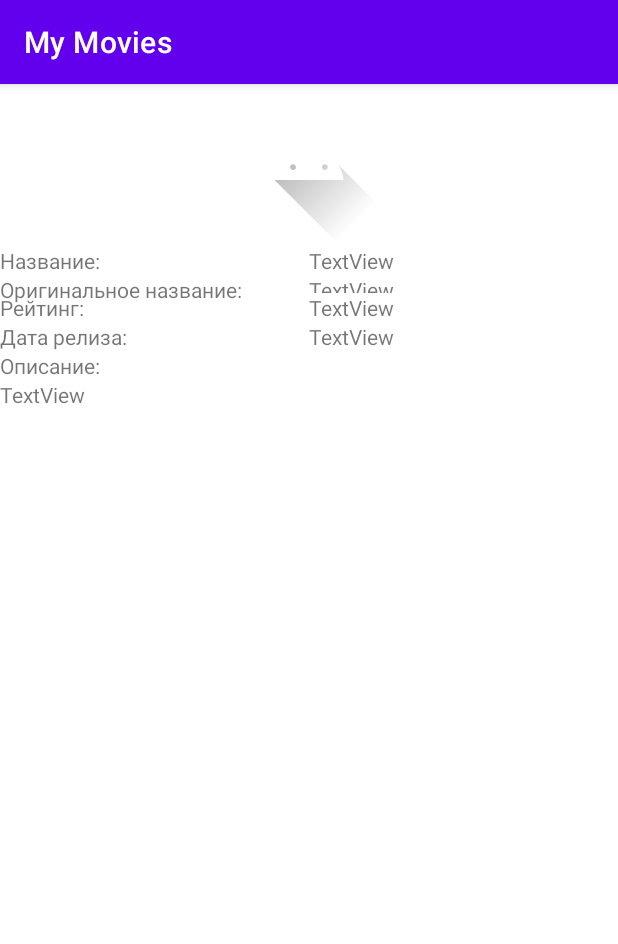
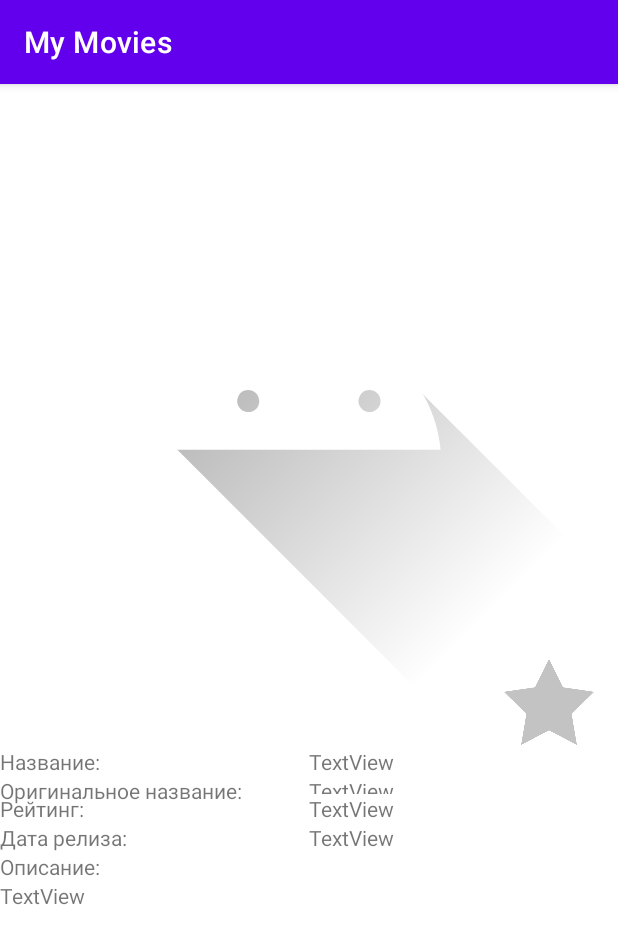
Before and after one commit to EliseyEkhlakov/adMyMovies, an Android app: the DetailActivity screen opened directly, with no data from a screen before it, on a phone screen of 412 x 824 dp. Shown: the top 944 px of the screen. Run offline under Robolectric (Android 15) with nearby library versions, the phone set to English and light mode, and no system bars; our stand-ins replace Picasso, Room's generated code; pictures from the network do not load; 7 statements that could not run were skipped.

Commit message:
+Favourites

```diff
--- a/app/build.gradle
+++ b/app/build.gradle
@@ -85,4 +85,5 @@ dependencies {
 
     implementation 'androidx.lifecycle:lifecycle-extensions:2.2.0'
     implementation "androidx.activity:activity-ktx:1.1.0"
+    implementation 'com.squareup.picasso:picasso:2.71828'
 }
--- a/app/src/main/java/com/demo/mymovies/DetailActivity.java
+++ b/app/src/main/java/com/demo/mymovies/DetailActivity.java
@@ -6,9 +6,12 @@ import androidx.lifecycle.ViewModelProviders;
 
 import android.content.Intent;
 import android.os.Bundle;
+import android.view.View;
 import android.widget.ImageView;
 import android.widget.TextView;
+import android.widget.Toast;
 
+import com.demo.mymovies.data.FavouriteMovie;
 import com.demo.mymovies.data.MainViewModel;
 import com.demo.mymovies.data.Movie;
 import com.squareup.picasso.Picasso;
@@ -21,8 +24,11 @@ public class DetailActivity extends AppCompatActivity {
     private TextView textViewRating;
     private TextView textViewReleaseDate;
     private TextView textViewOverview;
+    private ImageView imageViewAddToFavourite;
 
     private int id;
+    private Movie movie;
+    private FavouriteMovie favouriteMovie;
 
     private MainViewModel viewModel;
 
@@ -36,6 +42,8 @@ public class DetailActivity extends AppCompatActivity {
         textViewRating = findViewById(R.id.textViewRating);
         textViewReleaseDate = findViewById(R.id.textViewReleaseDate);
         textViewOverview = findViewById(R.id.textViewOverview);
+        imageViewAddToFavourite = findViewById(R.id.imageViewAddToFavorite);
+
         Intent intent = getIntent();
         if (intent != null && intent.hasExtra("id")) {
             id = intent.getIntExtra("id", -1);
@@ -43,12 +51,33 @@ public class DetailActivity extends AppCompatActivity {
             finish();
         }
         viewModel = ViewModelProviders.of(this).get(MainViewModel.class);
-        Movie movie = viewModel.getMovieById(id);
+        movie = viewModel.getMovieById(id);
         Picasso.get().load(movie.getBigPosterPath()).into(imageViewBigPoster);
         textViewTitle.setText(movie.getTitle());
         textViewOriginalTitle.setText(movie.getOriginalTitle());
         textViewRating.setText(Double.toString(movie.getVoteAverage()));
         textViewOverview.setText(movie.getOverview());
         textViewReleaseDate.setText(movie.getReleaseDate());
+        setFavourite();
+    }
+
+    public void onClickChangeFavorite(View view) {
+        if(favouriteMovie == null) {
+            viewModel.insertFavouriteMovie(new FavouriteMovie(movie));
+            Toast.makeText(this, R.string.add_to_favourite, Toast.LENGTH_SHORT).show();
+        } else {
+            viewModel.deleteFavouriteMovie(favouriteMovie);
+            Toast.makeText(this, R.string.delete_from_favourite, Toast.LENGTH_SHORT).show();
+        }
+        setFavourite();
+    }
+
+    private void setFavourite(){
+        favouriteMovie = viewModel.getFavouriteMovieById(id);
+        if(favouriteMovie == null){
+            imageViewAddToFavourite.setImageResource(R.drawable.favourite_add_to);
+        } else {
+            imageViewAddToFavourite.setImageResource(R.drawable.favourite_remove);
+        }
     }
 }
--- a/app/src/main/java/com/demo/mymovies/data/MainViewModel.java
+++ b/app/src/main/java/com/demo/mymovies/data/MainViewModel.java
@@ -15,29 +15,48 @@ public class MainViewModel extends AndroidViewModel {
 
     private static MovieDatabase database;
     private LiveData<List<Movie>> movies;
+    private LiveData<List<FavouriteMovie>> favouriteMovies;
 
     public MainViewModel(@NonNull Application application) {
         super(application);
         database = MovieDatabase.getInstance(getApplication());
         movies = database.movieDao().getAllMovies();
+        favouriteMovies = database.movieDao().getAllFavouriteMovies();
     }
 
     public LiveData<List<Movie>> getMovies() {
         return movies;
     }
 
+    public LiveData<List<FavouriteMovie>> getFavouriteMovies() {
+        return favouriteMovies;
+    }
+
     //
     public void deleteAllMovies() {
         new DeleteMoviesTask().execute();
     }
+
     //
     public void insertMovie(Movie movie) {
         new InsertMovieTask().execute(movie);
     }
+
     //
     public void deleteMovie(Movie movie) {
         new DeleteMovieTask().execute(movie);
     }
+
+    //
+    public void insertFavouriteMovie(FavouriteMovie movie) {
+        new InsertFavouriteMovieTask().execute(movie);
+    }
+
+    //
+    public void deleteFavouriteMovie(FavouriteMovie movie) {
+        new DeleteFavouriteMovieTask().execute(movie);
+    }
+
     //
     public Movie getMovieById(int id) {
         try {
@@ -49,6 +68,19 @@ public class MainViewModel extends AndroidViewModel {
         }
         return null;
     }
+
+    //
+    public FavouriteMovie getFavouriteMovieById(int id) {
+        try {
+            return new GetFavouriteMovieTask().execute(id).get();
+        } catch (ExecutionException e) {
+            e.printStackTrace();
+        } catch (InterruptedException e) {
+            e.printStackTrace();
+        }
+        return null;
+    }
+
     //
     private static class DeleteMovieTask extends AsyncTask<Movie, Void, Void> {
         @Override
@@ -60,7 +92,6 @@ public class MainViewModel extends AndroidViewModel {
         }
     }
 
-
     //
     private static class InsertMovieTask extends AsyncTask<Movie, Void, Void> {
         @Override
@@ -71,6 +102,30 @@ public class MainViewModel extends AndroidViewModel {
             return null;
         }
     }
+
+    //
+    private static class DeleteFavouriteMovieTask extends AsyncTask<FavouriteMovie, Void, Void> {
+        @Override
+        protected Void doInBackground(FavouriteMovie... movies) {
+            if (movies != null && movies.length > 0) {
+                database.movieDao().deleteFavouriteMovie(movies[0]);
+            }
+            return null;
+        }
+    }
+
+    //
+    private static class InsertFavouriteMovieTask extends AsyncTask<FavouriteMovie, Void, Void> {
+        @Override
+        protected Void doInBackground(FavouriteMovie... movies) {
+            if (movies != null && movies.length > 0) {
+                database.movieDao().insertFavouriteMovie(movies[0]);
+            }
+            return null;
+        }
+    }
+
+
     //
     private static class DeleteMoviesTask extends AsyncTask<Void, Void, Void> {
         @Override
@@ -90,4 +145,15 @@ public class MainViewModel extends AndroidViewModel {
             return null;
         }
     }
+    //
+    private static class GetFavouriteMovieTask extends AsyncTask<Integer, Void, FavouriteMovie> {
+        @Override
+        protected FavouriteMovie doInBackground(Integer... integers) {
+            if (integers != null && integers.length > 0) {
+                return database.movieDao().getFavouriteMovieById(integers[0]);
+            }
+            return null;
+        }
+    }
+
 }
--- a/app/src/main/java/com/demo/mymovies/data/MovieDao.java
+++ b/app/src/main/java/com/demo/mymovies/data/MovieDao.java
@@ -13,6 +13,9 @@ public interface MovieDao {
     @Query("SELECT * FROM movies")
     LiveData<List<Movie>> getAllMovies();
 
+    @Query("SELECT * FROM favorite_movies")
+    LiveData<List<FavouriteMovie>> getAllFavouriteMovies();
+
     @Query("SELECT * FROM movies WHERE id == :movieId")
     Movie getMovieById(int movieId);
 
@@ -24,4 +27,13 @@ public interface MovieDao {
 
     @Delete
     void deleteMovie(Movie movie);
+
+    @Insert
+    void insertFavouriteMovie(FavouriteMovie movie);
+
+    @Delete
+    void deleteFavouriteMovie(FavouriteMovie movie);
+
+    @Query("SELECT * FROM favorite_movies WHERE id == :movieId")
+    FavouriteMovie getFavouriteMovieById(int movieId);
 }
--- a/app/src/main/java/com/demo/mymovies/data/MovieDatabase.java
+++ b/app/src/main/java/com/demo/mymovies/data/MovieDatabase.java
@@ -5,7 +5,7 @@ import android.content.Context;
 import androidx.room.Database;
 import androidx.room.Room;
 import androidx.room.RoomDatabase;
-@Database(entities = {Movie.class}, version = 1, exportSchema = false)
+@Database(entities = {Movie.class, FavouriteMovie.class}, version = 2, exportSchema = false)
 public abstract class MovieDatabase extends RoomDatabase {
     private static final String DB_NAME = "movies.db";
     private static MovieDatabase database;
@@ -14,7 +14,7 @@ public abstract class MovieDatabase extends RoomDatabase {
     public static MovieDatabase getInstance(Context context){
         synchronized (LOCK) {
             if (database == null) {
-                database = Room.databaseBuilder(context, MovieDatabase.class, DB_NAME).build();
+                database = Room.databaseBuilder(context, MovieDatabase.class, DB_NAME).fallbackToDestructiveMigration().build();
             }
         }
         return database;
--- a/app/src/main/res/layout/activity_detail.xml
+++ b/app/src/main/res/layout/activity_detail.xml
@@ -1,15 +1,20 @@
 <?xml version="1.0" encoding="utf-8"?>
-<androidx.constraintlayout.widget.ConstraintLayout xmlns:android="http://schemas.android.com/apk/res/android"
+<ScrollView xmlns:android="http://schemas.android.com/apk/res/android"
     xmlns:app="http://schemas.android.com/apk/res-auto"
     xmlns:tools="http://schemas.android.com/tools"
     android:layout_width="match_parent"
     android:layout_height="match_parent"
     tools:context=".DetailActivity">
 
+    <androidx.constraintlayout.widget.ConstraintLayout
+        android:layout_width="match_parent"
+        android:layout_height="wrap_content">
+
         <ImageView
             android:id="@+id/imageViewBigPoster"
-        android:layout_width="wrap_content"
+            android:layout_width="0dp"
             android:layout_height="wrap_content"
+            android:adjustViewBounds="true"
             app:layout_constraintEnd_toEndOf="parent"
             app:layout_constraintStart_toStartOf="parent"
             app:layout_constraintTop_toTopOf="parent"
@@ -21,7 +26,8 @@
             android:layout_height="wrap_content"
             android:text="Название:"
             app:layout_constraintStart_toStartOf="parent"
-        app:layout_constraintTop_toBottomOf="@+id/imageViewBigPoster" />
+            app:layout_constraintTop_toBottomOf="@+id/imageViewAddToFavorite"
+            tools:ignore="UnknownId" />
 
         <androidx.constraintlayout.widget.Guideline
             android:id="@+id/guidelineCenter"
@@ -37,7 +43,8 @@
             android:text="TextView"
             app:layout_constraintEnd_toEndOf="parent"
             app:layout_constraintStart_toStartOf="@+id/guidelineCenter"
-        app:layout_constraintTop_toBottomOf="@+id/imageViewBigPoster" />
+            app:layout_constraintTop_toBottomOf="@+id/imageViewAddToFavorite"
+            />
 
         <TextView
             android:id="@+id/textViewLabelOriginalTitle"
@@ -105,4 +112,17 @@
             android:text="TextView"
             app:layout_constraintStart_toStartOf="parent"
             app:layout_constraintTop_toBottomOf="@+id/textViewLabelDescription" />
+
+        <ImageView
+            android:id="@+id/imageViewAddToFavorite"
+            android:layout_width="@dimen/size_of_star"
+            android:layout_height="@dimen/size_of_star"
+            android:layout_marginEnd="16dp"
+            android:onClick="onClickChangeFavorite"
+            app:layout_constraintBottom_toBottomOf="@+id/imageViewBigPoster"
+            app:layout_constraintEnd_toEndOf="@+id/imageViewBigPoster"
+            app:layout_constraintTop_toBottomOf="@+id/imageViewBigPoster"
+            app:layout_constraintVertical_bias="0.458"
+            app:srcCompat="@drawable/favourite_remove" />
     </androidx.constraintlayout.widget.ConstraintLayout>
+</ScrollView>
--- /dev/null
+++ b/app/src/main/res/values/dimens.xml
@@ -0,0 +1,4 @@
+<?xml version="1.0" encoding="utf-8"?>
+<resources>
+    <dimen name="size_of_star">60dp</dimen>
+</resources>
--- a/app/src/main/res/values/strings.xml
+++ b/app/src/main/res/values/strings.xml
@@ -3,4 +3,6 @@
     <string name="poster_of_movie">Постер к фильму</string>
     <string name="most_popular">Самые популярные</string>
     <string name="top_rated">Наиболее рейтинговые</string>
+    <string name="add_to_favourite">Добавлено в избранное</string>
+    <string name="delete_from_favourite">Удалено из избранного</string>
 </resources>
```
Also changed, not shown: app/src/main/java/com/demo/mymovies/data/FavouriteMovie.java (added, +16 -0 lines), app/src/main/res/drawable/favourite_add_to.png (added), app/src/main/res/drawable/favourite_remove.png (added). Lines whose indentation alone changed are shown as unchanged.
